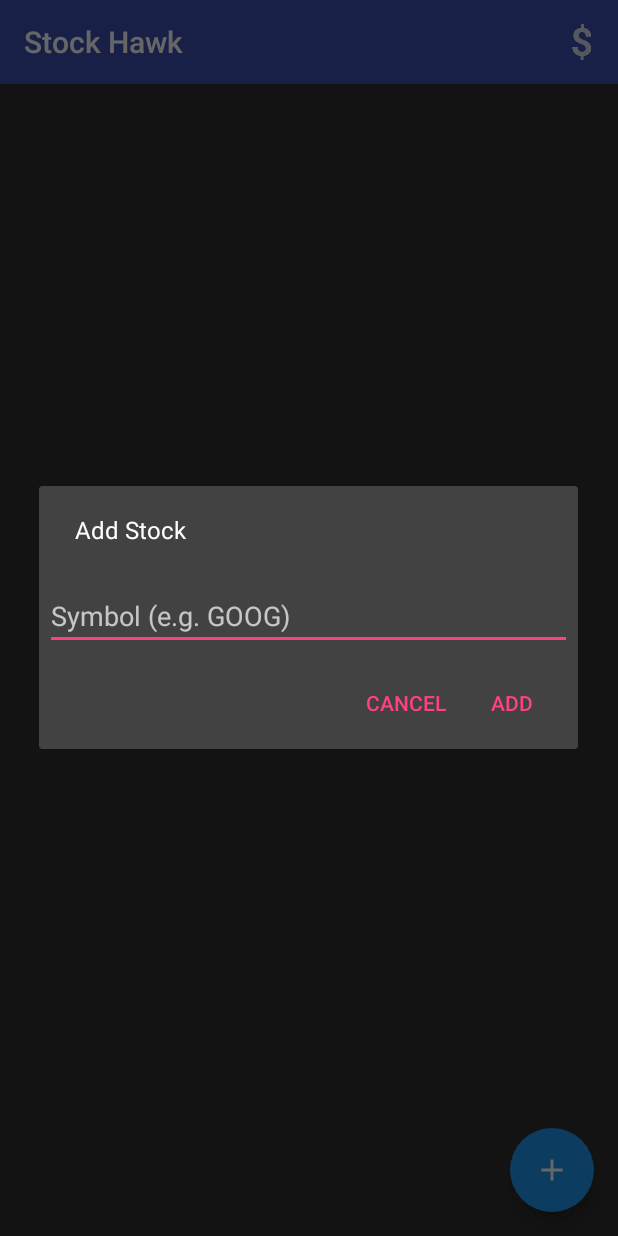
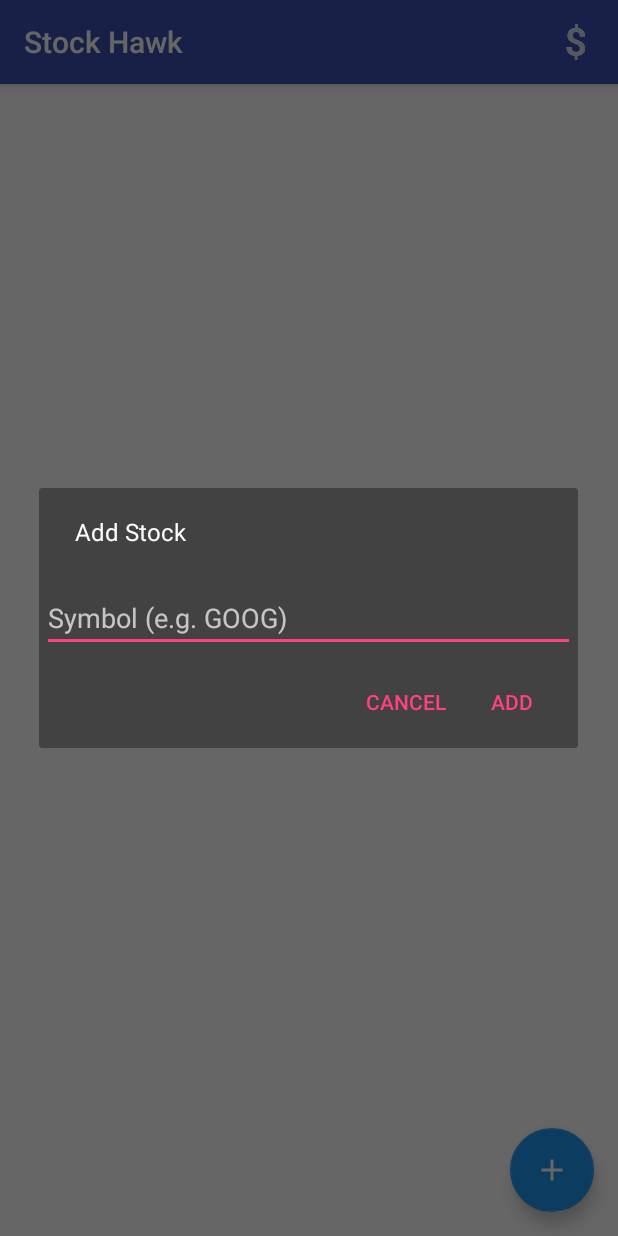
Before and after one commit to suryachintu/StockHawk, an Android app: the screen it shows after launch (MainActivity), after a tap on an icon or button, on a phone screen of 412 x 824 dp. Run offline under Robolectric (Android 15) with nearby library versions, the phone set to English and light mode, and no system bars; our stand-ins replace ButterKnife, Timber; libraries missing offline, so code that uses them is left out: yahoofinance.histquotes, yahoofinance.quotes.stock; 2 statements that could not run were skipped.

Commit message:
Add localisation according to the UX review Comment 2

```diff
--- a/app/build.gradle
+++ b/app/build.gradle
@@ -61,7 +61,6 @@ dependencies {
     compile 'com.squareup.okhttp3:okhttp:3.5.0'
     compile 'com.yahoofinance-api:YahooFinanceAPI:3.5.0'
     compile 'com.jakewharton.timber:timber:4.4.0'
-    compile 'com.melnykov:floatingactionbutton:1.3.0'
     compile 'net.sf.opencsv:opencsv:2.3'
     compile 'com.github.PhilJay:MPAndroidChart:v3.0.1'
 }
--- a/app/src/main/AndroidManifest.xml
+++ b/app/src/main/AndroidManifest.xml
@@ -13,7 +13,8 @@
         android:icon="@mipmap/ic_launcher"
         android:label="@string/app_name"
         android:theme="@style/AppTheme"
-        tools:ignore="GoogleAppIndexingWarning">
+        tools:ignore="GoogleAppIndexingWarning"
+        android:supportsRtl="true">
         <activity android:name=".ui.MainActivity">
             <intent-filter>
                 <action android:name="android.intent.action.MAIN" />
--- a/app/src/main/java/com/udacity/stockhawk/ui/MainActivity.java
+++ b/app/src/main/java/com/udacity/stockhawk/ui/MainActivity.java
@@ -13,6 +13,7 @@ import android.support.v7.app.AppCompatActivity;
 import android.support.v7.widget.LinearLayoutManager;
 import android.support.v7.widget.RecyclerView;
 import android.support.v7.widget.helper.ItemTouchHelper;
+import android.util.Log;
 import android.view.Menu;
 import android.view.MenuItem;
 import android.view.View;
@@ -23,6 +24,9 @@ import com.udacity.stockhawk.R;
 import com.udacity.stockhawk.data.Contract;
 import com.udacity.stockhawk.data.PrefUtils;
 import com.udacity.stockhawk.sync.QuoteSyncJob;
+
+import java.text.NumberFormat;
+import java.util.Locale;
 
 import butterknife.BindView;
 import butterknife.ButterKnife;
--- a/app/src/main/res/layout/activity_main.xml
+++ b/app/src/main/res/layout/activity_main.xml
@@ -10,7 +10,8 @@
     <android.support.v4.widget.SwipeRefreshLayout
         android:id="@+id/swipe_refresh"
         android:layout_width="match_parent"
-        android:layout_height="match_parent">
+        android:layout_height="match_parent"
+        android:background="@android:color/white">
 
         <android.support.v7.widget.RecyclerView
             android:id="@+id/recycler_view"
@@ -23,15 +24,14 @@
         android:id="@+id/fab"
         android:layout_width="wrap_content"
         android:layout_height="wrap_content"
-        android:layout_gravity="bottom|right"
-        android:layout_margin="16dp"
+        android:layout_gravity="bottom|end"
+        android:layout_margin="@dimen/activity_horizontal_margin"
         android:onClick="button"
         android:src="@drawable/fab_plus"
         app:backgroundTint="@color/material_blue_500"
-        app:borderWidth="0dp"
-        app:elevation="6dp"
+        app:elevation="@dimen/fab_elevation"
         app:fabSize="normal"
-        app:pressedTranslationZ="12dp" />
+        app:pressedTranslationZ="@dimen/fab_preesed_state" />
 
     <TextView
         android:id="@+id/error"
--- a/app/src/main/res/layout/add_stock_dialog.xml
+++ b/app/src/main/res/layout/add_stock_dialog.xml
@@ -8,10 +8,10 @@
         android:id="@+id/dialog_stock"
         android:layout_width="match_parent"
         android:layout_height="wrap_content"
-        android:layout_marginBottom="4dp"
-        android:layout_marginLeft="4dp"
-        android:layout_marginRight="4dp"
-        android:layout_marginTop="16dp"
+        android:layout_marginBottom="@dimen/divider_margin"
+        android:layout_marginStart="@dimen/divider_margin"
+        android:layout_marginEnd="@dimen/divider_margin"
+        android:layout_marginTop="@dimen/activity_horizontal_margin"
         android:hint="@string/dialog_hint"
         android:inputType="textCapCharacters" />
 
--- a/app/src/main/res/layout/list_item_quote.xml
+++ b/app/src/main/res/layout/list_item_quote.xml
@@ -5,8 +5,8 @@
     android:layout_width="match_parent"
     android:layout_height="?android:attr/listPreferredItemHeight"
     android:background="@android:color/white"
-    android:paddingLeft="16dp"
-    android:paddingRight="16dp">
+    android:paddingStart="@dimen/activity_horizontal_margin"
+    android:paddingEnd="@dimen/activity_horizontal_margin">
 
     <View
         android:id="@+id/divider"
@@ -40,7 +40,6 @@
         android:textAppearance="?android:textAppearanceMedium"
         android:layout_width="wrap_content"
         android:layout_height="wrap_content"
-        android:layout_marginRight="@dimen/price_textview_margin"
         android:layout_marginEnd="@dimen/price_textview_margin"
         android:textColor="@android:color/black"
         tools:text="1000.00" />
@@ -53,7 +52,6 @@
         android:gravity="center_horizontal"
         android:textAppearance="?android:textAppearanceMedium"
         android:background="@drawable/percent_change_pill_green"
-        android:layout_alignParentRight="true"
         android:layout_alignParentEnd="true"
         android:layout_alignTop="@+id/divider"
         android:textColor="@android:color/white"
--- a/app/src/main/res/values/dimens.xml
+++ b/app/src/main/res/values/dimens.xml
@@ -5,4 +5,6 @@
     <dimen name="price_textview_margin">8dp</dimen>
     <dimen name="change_textview_width">90dp</dimen>
     <dimen name="change_margin">4dp</dimen>
+    <dimen name="fab_preesed_state">12dp</dimen>
+    <dimen name="fab_elevation">6dp</dimen>
 </resources>
```
